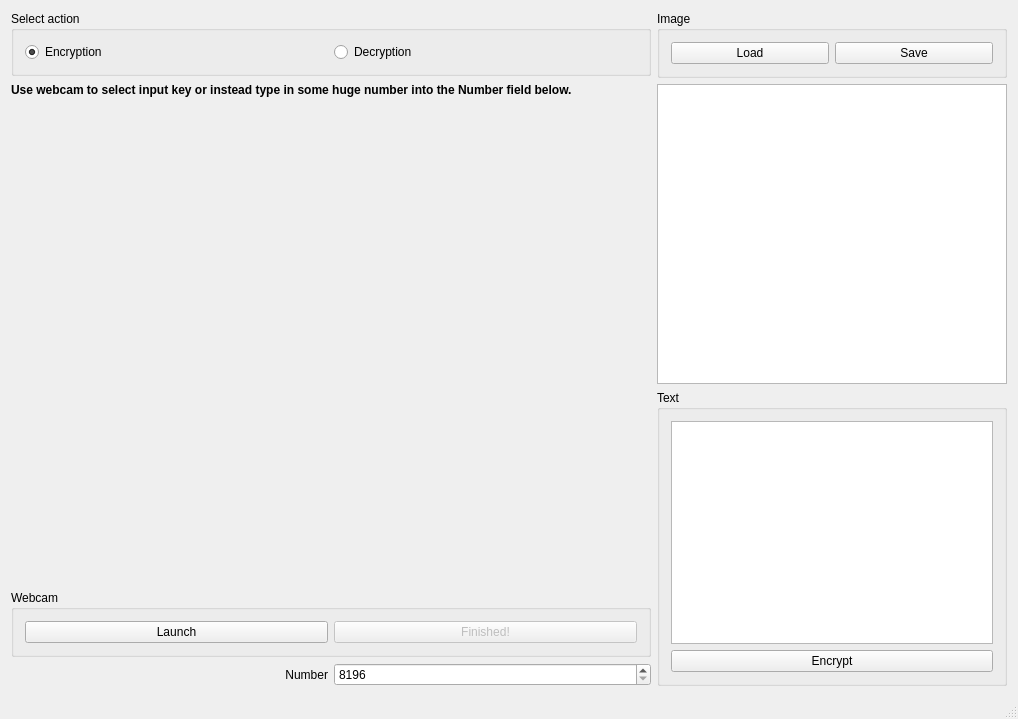
Qt form mainwindow.ui (pbanaszkiewicz/upcode_contest_app) before a commit.
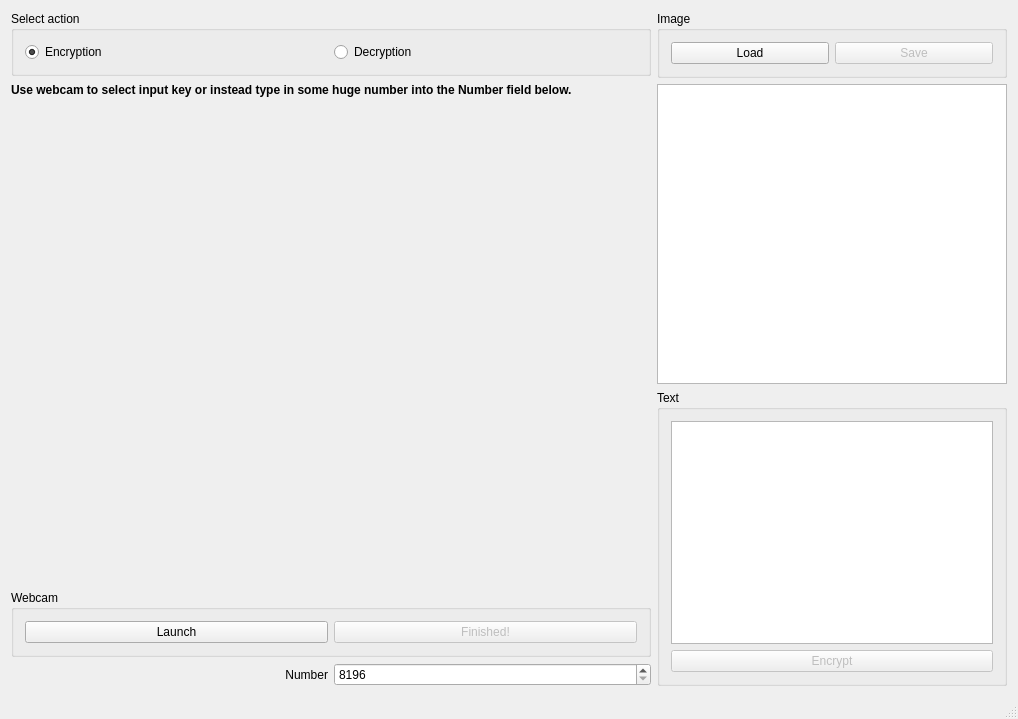
The same form after that commit. Icons and pictures are not drawn. Custom widgets are drawn as their Qt base class.

```diff
--- a/mainwindow.ui
+++ b/mainwindow.ui
@@ -146,6 +146,9 @@
          </item>
          <item>
           <widget class="QPushButton" name="btnSave">
+           <property name="enabled">
+            <bool>false</bool>
+           </property>
            <property name="text">
             <string>Save</string>
            </property>
@@ -194,6 +197,9 @@
          </item>
          <item>
           <widget class="QPushButton" name="btnEncryptDecrypt">
+           <property name="enabled">
+            <bool>false</bool>
+           </property>
            <property name="text">
             <string>Encrypt</string>
            </property>
```
